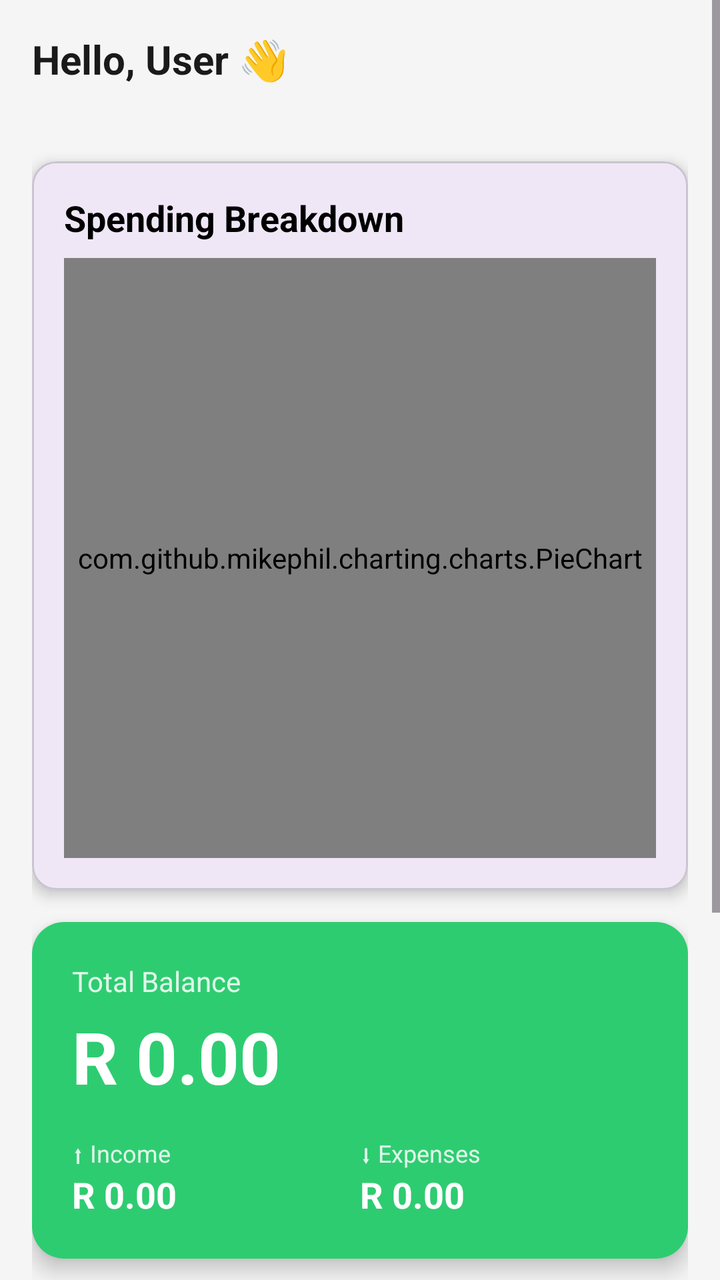
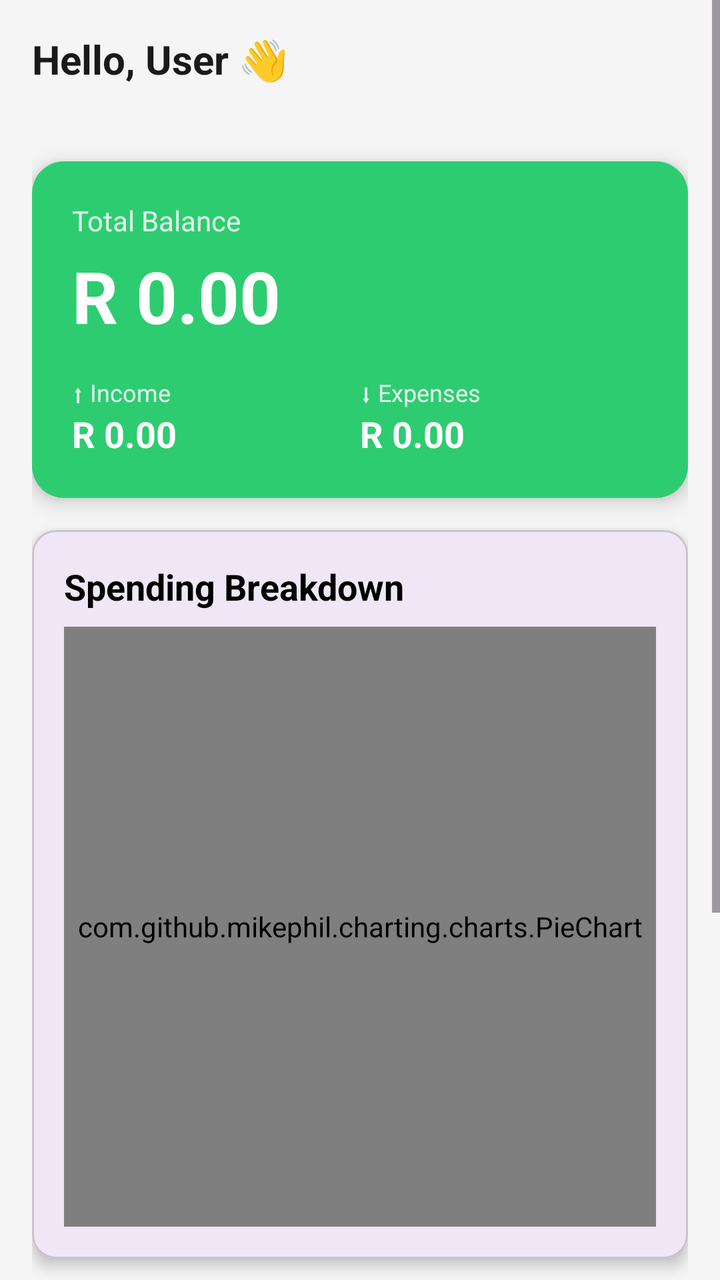

Screens rendered from an Android XML layout before and after an edit, with the pre-edit source and the edit as a unified diff.
<!-- AndroidManifest.xml: application theme Theme.KhulisaWallet -->
<!-- res/layout/fragment_home.xml -->
<?xml version="1.0" encoding="utf-8"?>
<ScrollView xmlns:android="http://schemas.android.com/apk/res/android"
    xmlns:app="http://schemas.android.com/apk/res-auto"
    android:layout_width="match_parent"
    android:layout_height="match_parent"
    android:background="#F5F5F5">

    <LinearLayout
        android:layout_width="match_parent"
        android:layout_height="wrap_content"
        android:orientation="vertical"
        android:padding="16dp">

        
        <TextView
            android:id="@+id/tv_greeting"
            android:layout_width="wrap_content"
            android:layout_height="wrap_content"
            android:text="Hello, User 👋"
            android:textSize="20sp"
            android:textStyle="bold"
            android:textColor="#1A1A1A"
            android:layout_marginBottom="4dp"/>

        <TextView
            android:id="@+id/tv_date"
            android:layout_width="wrap_content"
            android:layout_height="wrap_content"
            android:textSize="13sp"
            android:textColor="#888888"
            android:layout_marginBottom="16dp"/>

        
        <com.google.android.material.card.MaterialCardView
            android:id="@+id/card_chart"
            android:layout_width="match_parent"
            android:layout_height="wrap_content"
            android:layout_marginBottom="16dp"
            app:cardCornerRadius="12dp"
            app:cardElevation="4dp">

            <LinearLayout
                android:layout_width="match_parent"
                android:layout_height="wrap_content"
                android:orientation="vertical"
                android:padding="16dp">

                <TextView
                    android:layout_width="wrap_content"
                    android:layout_height="wrap_content"
                    android:text="Spending Breakdown"
                    android:textSize="18sp"
                    android:textStyle="bold"
                    android:textColor="@color/black"
                    android:layout_marginBottom="8dp"/>

                <com.github.mikephil.charting.charts.PieChart
                    android:id="@+id/spendingPieChart"
                    android:layout_width="match_parent"
                    android:layout_height="300dp" />

            </LinearLayout>
        </com.google.android.material.card.MaterialCardView>

        
        <androidx.cardview.widget.CardView
            android:layout_width="match_parent"
            android:layout_height="wrap_content"
            app:cardCornerRadius="16dp"
            app:cardElevation="6dp"
            android:layout_marginBottom="16dp">

            <LinearLayout
                android:layout_width="match_parent"
                android:layout_height="wrap_content"
                android:orientation="vertical"
                android:padding="20dp"
                android:background="#2ECC71">

                <TextView
                    android:layout_width="wrap_content"
                    android:layout_height="wrap_content"
                    android:text="Total Balance"
                    android:textColor="#FFFFFF"
                    android:textSize="14sp"
                    android:alpha="0.85"/>

                <TextView
                    android:id="@+id/tv_balance"
                    android:layout_width="wrap_content"
                    android:layout_height="wrap_content"
                    android:text="R 0.00"
                    android:textColor="#FFFFFF"
                    android:textSize="36sp"
                    android:textStyle="bold"
                    android:layout_marginTop="4dp"
                    android:layout_marginBottom="16dp"/>

                
                <LinearLayout
                    android:layout_width="match_parent"
                    android:layout_height="wrap_content"
                    android:orientation="horizontal">

                    
                    <LinearLayout
                        android:layout_width="0dp"
                        android:layout_height="wrap_content"
                        android:layout_weight="1"
                        android:orientation="vertical">

                        <TextView
                            android:layout_width="wrap_content"
                            android:layout_height="wrap_content"
                            android:text="⬆ Income"
                            android:textColor="#FFFFFF"
                            android:textSize="12sp"
                            android:alpha="0.85"/>

                        <TextView
                            android:id="@+id/tv_total_income"
                            android:layout_width="wrap_content"
                            android:layout_height="wrap_content"
                            android:text="R 0.00"
                            android:textColor="#FFFFFF"
                            android:textSize="18sp"
                            android:textStyle="bold"/>
                    </LinearLayout>

                    
                    <LinearLayout
                        android:layout_width="0dp"
                        android:layout_height="wrap_content"
                        android:layout_weight="1"
                        android:orientation="vertical">

                        <TextView
                            android:layout_width="wrap_content"
                            android:layout_height="wrap_content"
                            android:text="⬇ Expenses"
                            android:textColor="#FFFFFF"
                            android:textSize="12sp"
                            android:alpha="0.85"/>

                        <TextView
                            android:id="@+id/tv_total_expense"
                            android:layout_width="wrap_content"
                            android:layout_height="wrap_content"
                            android:text="R 0.00"
                            android:textColor="#FFFFFF"
                            android:textSize="18sp"
                            android:textStyle="bold"/>
                    </LinearLayout>

                </LinearLayout>
            </LinearLayout>
        </androidx.cardview.widget.CardView>

        
        <include
            layout="@layout/card_safe_to_spend"
            android:layout_width="match_parent"
            android:layout_height="wrap_content" />

        
        <androidx.cardview.widget.CardView
            android:id="@+id/card_goal_alert"
            android:layout_width="match_parent"
            android:layout_height="wrap_content"
            app:cardCornerRadius="12dp"
            app:cardElevation="4dp"
            android:layout_marginBottom="16dp"
            android:visibility="gone">

            <LinearLayout
                android:layout_width="match_parent"
                android:layout_height="wrap_content"
                android:orientation="horizontal"
                android:padding="14dp"
                android:background="#FFF3CD">

                <TextView
                    android:layout_width="wrap_content"
                    android:layout_height="wrap_content"
                    android:text="⚠️"
                    android:textSize="20sp"
                    android:layout_marginEnd="10dp"/>

                <TextView
                    android:id="@+id/tv_goal_alert"
                    android:layout_width="match_parent"
                    android:layout_height="wrap_content"
                    android:text="Some goals need attention!"
                    android:textColor="#856404"
                    android:textSize="13sp"/>
            </LinearLayout>
        </androidx.cardview.widget.CardView>

        
        <LinearLayout
            android:layout_width="match_parent"
            android:layout_height="wrap_content"
            android:orientation="horizontal"
            android:layout_marginBottom="8dp">

            <TextView
                android:layout_width="0dp"
                android:layout_height="wrap_content"
                android:layout_weight="1"
                android:text="Recent Transactions"
                android:textSize="16sp"
                android:textStyle="bold"
                android:textColor="#1A1A1A"/>

            <TextView
                android:id="@+id/tv_see_all"
                android:layout_width="wrap_content"
                android:layout_height="wrap_content"
                android:text="See All"
                android:textColor="#2ECC71"
                android:textSize="13sp"/>
        </LinearLayout>

        
        <androidx.recyclerview.widget.RecyclerView
            android:id="@+id/rv_recent_expenses"
            android:layout_width="match_parent"
            android:layout_height="wrap_content"
            android:nestedScrollingEnabled="false"/>

        
        <TextView
            android:id="@+id/tv_empty"
            android:layout_width="match_parent"
            android:layout_height="wrap_content"
            android:text="No transactions yet.\nTap ＋ to add your first entry!"
            android:textAlignment="center"
            android:textColor="#AAAAAA"
            android:textSize="14sp"
            android:padding="24dp"
            android:visibility="gone"/>

    </LinearLayout>
</ScrollView>
<!-- res/layout/card_safe_to_spend.xml (included above) -->
<?xml version="1.0" encoding="utf-8"?>
<com.google.android.material.card.MaterialCardView
    xmlns:android="http://schemas.android.com/apk/res/android"
    xmlns:app="http://schemas.android.com/apk/res-auto"
    android:id="@+id/card_safe_to_spend"
    android:layout_width="match_parent"
    android:layout_height="wrap_content"
    android:layout_marginHorizontal="16dp"
    android:layout_marginBottom="12dp"
    app:cardCornerRadius="16dp"
    app:cardElevation="4dp"
    app:cardBackgroundColor="@color/colorPrimary">

    <LinearLayout
        android:layout_width="match_parent"
        android:layout_height="wrap_content"
        android:orientation="vertical"
        android:padding="16dp">

        
        <LinearLayout
            android:layout_width="match_parent"
            android:layout_height="wrap_content"
            android:orientation="horizontal"
            android:gravity="center_vertical"
            android:layout_marginBottom="8dp">

            <TextView
                android:layout_width="0dp"
                android:layout_height="wrap_content"
                android:layout_weight="1"
                android:text="💰 Safe to Spend Today"
                android:textColor="@android:color/white"
                android:textSize="14sp"
                android:textStyle="bold" />

            <TextView
                android:id="@+id/tv_days_left"
                android:layout_width="wrap_content"
                android:layout_height="wrap_content"
                android:textColor="#CCFFFFFF"
                android:textSize="12sp" />

        </LinearLayout>

        
        <TextView
            android:id="@+id/tv_safe_amount"
            android:layout_width="wrap_content"
            android:layout_height="wrap_content"
            android:text="R 0.00"
            android:textColor="@android:color/white"
            android:textSize="32sp"
            android:textStyle="bold"
            android:layout_marginBottom="4dp" />

        
        <TextView
            android:id="@+id/tv_safe_message"
            android:layout_width="wrap_content"
            android:layout_height="wrap_content"
            android:text="Calculating..."
            android:textColor="#CCFFFFFF"
            android:textSize="13sp"
            android:layout_marginBottom="12dp" />

        
        <LinearLayout
            android:layout_width="match_parent"
            android:layout_height="wrap_content"
            android:orientation="horizontal"
            android:background="#33FFFFFF"
            android:padding="10dp"
            android:layout_marginTop="4dp">

            
            <LinearLayout
                android:layout_width="0dp"
                android:layout_height="wrap_content"
                android:layout_weight="1"
                android:orientation="vertical"
                android:gravity="center">

                <TextView
                    android:layout_width="wrap_content"
                    android:layout_height="wrap_content"
                    android:text="Monthly Income"
                    android:textColor="#CCFFFFFF"
                    android:textSize="11sp" />

                <TextView
                    android:id="@+id/tv_monthly_income"
                    android:layout_width="wrap_content"
                    android:layout_height="wrap_content"
                    android:text="R 0.00"
                    android:textColor="@android:color/white"
                    android:textSize="14sp"
                    android:textStyle="bold" />

            </LinearLayout>

            
            <View
                android:layout_width="1dp"
                android:layout_height="match_parent"
                android:background="#55FFFFFF" />

            
            <LinearLayout
                android:layout_width="0dp"
                android:layout_height="wrap_content"
                android:layout_weight="1"
                android:orientation="vertical"
                android:gravity="center">

                <TextView
                    android:layout_width="wrap_content"
                    android:layout_height="wrap_content"
                    android:text="Goal Commitments"
                    android:textColor="#CCFFFFFF"
                    android:textSize="11sp" />

                <TextView
                    android:id="@+id/tv_goal_commitments"
                    android:layout_width="wrap_content"
                    android:layout_height="wrap_content"
                    android:text="R 0.00"
                    android:textColor="@android:color/white"
                    android:textSize="14sp"
                    android:textStyle="bold" />

            </LinearLayout>

            
            <View
                android:layout_width="1dp"
                android:layout_height="match_parent"
                android:background="#55FFFFFF" />

            
            <LinearLayout
                android:layout_width="0dp"
                android:layout_height="wrap_content"
                android:layout_weight="1"
                android:orientation="vertical"
                android:gravity="center">

                <TextView
                    android:layout_width="wrap_content"
                    android:layout_height="wrap_content"
                    android:text="Days Left"
                    android:textColor="#CCFFFFFF"
                    android:textSize="11sp" />

                <TextView
                    android:id="@+id/tv_days_remaining"
                    android:layout_width="wrap_content"
                    android:layout_height="wrap_content"
                    android:text="--"
                    android:textColor="@android:color/white"
                    android:textSize="14sp"
                    android:textStyle="bold" />

            </LinearLayout>

        </LinearLayout>

    </LinearLayout>

</com.google.android.material.card.MaterialCardView>
<!-- resources referenced by this layout -->
<resources>
  <color name="black">#FF000000</color>
  <color name="colorPrimary">#2ECC71</color>
  <style name="Theme.KhulisaWallet" parent="Base.Theme.KhulisaWallet" />
  <style name="Base.Theme.KhulisaWallet" parent="Theme.Material3.DayNight.NoActionBar">
          
          
      </style>
</resources>

<!-- the commit's change to res/layout/fragment_home.xml (unified diff, before → after) -->
@@ -29,38 +29,6 @@
             android:textSize="13sp"
             android:textColor="#888888"
             android:layout_marginBottom="16dp"/>
-
-        
-        <com.google.android.material.card.MaterialCardView
-            android:id="@+id/card_chart"
-            android:layout_width="match_parent"
-            android:layout_height="wrap_content"
-            android:layout_marginBottom="16dp"
-            app:cardCornerRadius="12dp"
-            app:cardElevation="4dp">
-
-            <LinearLayout
-                android:layout_width="match_parent"
-                android:layout_height="wrap_content"
-                android:orientation="vertical"
-                android:padding="16dp">
-
-                <TextView
-                    android:layout_width="wrap_content"
-                    android:layout_height="wrap_content"
-                    android:text="Spending Breakdown"
-                    android:textSize="18sp"
-                    android:textStyle="bold"
-                    android:textColor="@color/black"
-                    android:layout_marginBottom="8dp"/>
-
-                <com.github.mikephil.charting.charts.PieChart
-                    android:id="@+id/spendingPieChart"
-                    android:layout_width="match_parent"
-                    android:layout_height="300dp" />
-
-            </LinearLayout>
-        </com.google.android.material.card.MaterialCardView>
 
         
         <androidx.cardview.widget.CardView
@@ -155,6 +123,38 @@
                 </LinearLayout>
             </LinearLayout>
         </androidx.cardview.widget.CardView>
+
+        
+        <com.google.android.material.card.MaterialCardView
+            android:id="@+id/card_chart"
+            android:layout_width="match_parent"
+            android:layout_height="wrap_content"
+            android:layout_marginBottom="16dp"
+            app:cardCornerRadius="12dp"
+            app:cardElevation="4dp">
+
+            <LinearLayout
+                android:layout_width="match_parent"
+                android:layout_height="wrap_content"
+                android:orientation="vertical"
+                android:padding="16dp">
+
+                <TextView
+                    android:layout_width="wrap_content"
+                    android:layout_height="wrap_content"
+                    android:text="Spending Breakdown"
+                    android:textSize="18sp"
+                    android:textStyle="bold"
+                    android:textColor="@color/black"
+                    android:layout_marginBottom="8dp"/>
+
+                <com.github.mikephil.charting.charts.PieChart
+                    android:id="@+id/spendingPieChart"
+                    android:layout_width="match_parent"
+                    android:layout_height="300dp" />
+
+            </LinearLayout>
+        </com.google.android.material.card.MaterialCardView>
 
         
         <include
